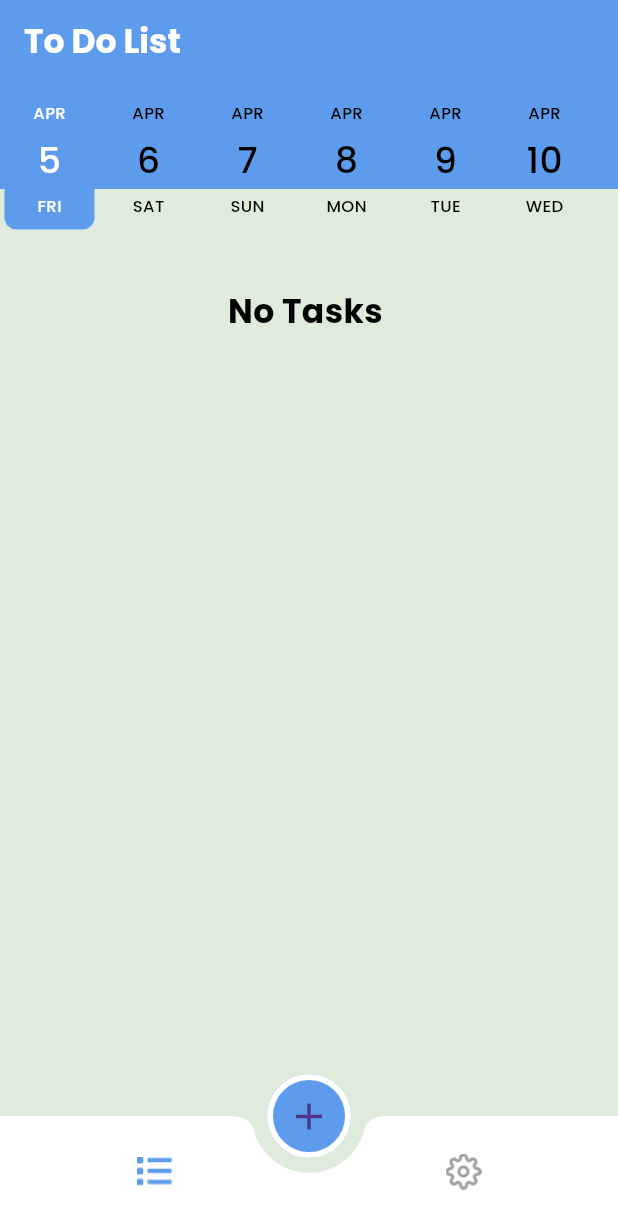
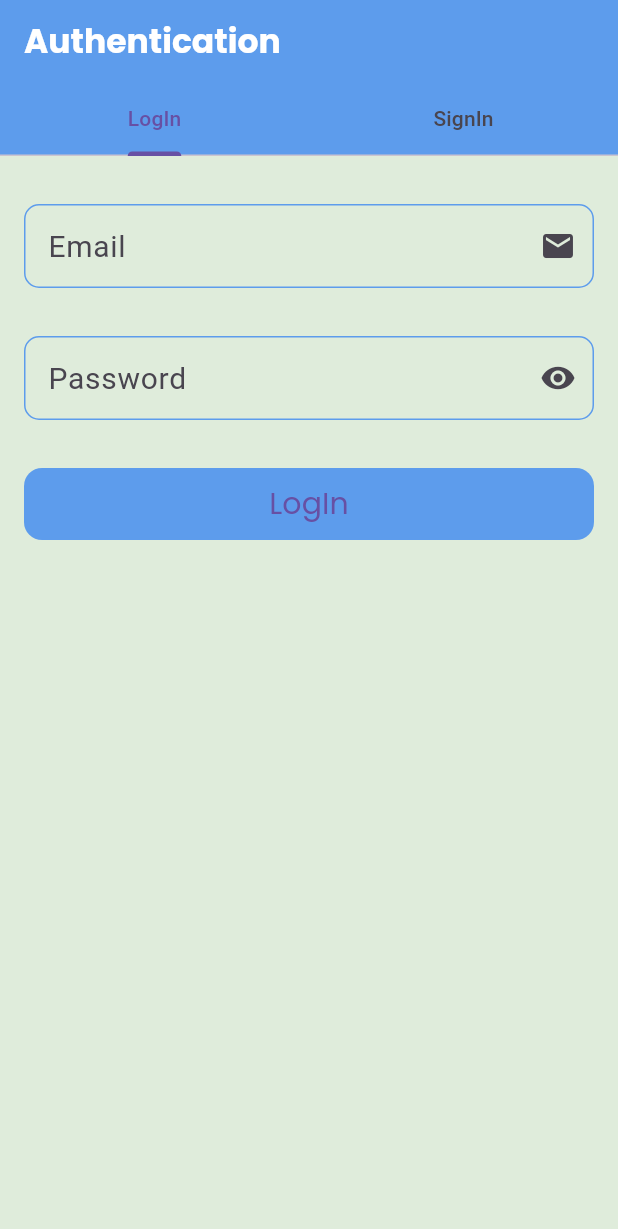
Before and after one commit to RehamHatem/ToDo, a Flutter app: the screen it shows after launch, on a phone screen of 412 x 824 dp. Shown: the top 1229 px of the screen. Run offline on Flutter 3.47's test engine with Material 3 defaults, Android fonts, the phone set to English and light mode, and no system bars; drawn by our look-alikes of date_picker_timeline; our stand-ins replace cloud_firestore, firebase_auth, firebase_core, flutter_slidable, google_fonts; accounts and stored records are empty; generated files the repository leaves out were written again.

Commit message:
authentication_and_autoLogin

```diff
--- /dev/null
+++ b/lib/auth/Authentication.dart
@@ -0,0 +1,49 @@
+import 'package:flutter/material.dart';
+import 'package:flutter_gen/gen_l10n/app_localizations.dart';
+import 'package:provider/provider.dart';
+import 'package:to_do_app/auth/signin.dart';
+import 'package:to_do_app/themeData.dart';
+
+import '../my_provider/provider.dart';
+import '../my_provider/user_provider.dart';
+import 'login.dart';
+
+class AuthScreen extends StatelessWidget {
+  static const String routeName="auth";
+  const AuthScreen({super.key});
+
+  @override
+  Widget build(BuildContext context) {
+    var pro=Provider.of<MyProvider>(context);
+    var prov = Provider.of<userprovider>(context);
+
+    return Container(
+      decoration: BoxDecoration(
+        color: pro.mood==ThemeMode.light? MyThemeData.bgColor:MyThemeData.bgDarkColor,
+
+      ),
+      child: DefaultTabController(
+        length: 2,
+        child: Scaffold(
+          resizeToAvoidBottomInset: false,
+          appBar: AppBar(
+            bottom: TabBar(
+              tabs: [
+                Tab(text: "${AppLocalizations.of(context)!.login}"),
+                Tab(text: "${AppLocalizations.of(context)!.signin}"),
+
+              ],
+            ),
+            title: Text("${AppLocalizations.of(context)!.auth}"),
+          ),
+          body: TabBarView(
+            children: [
+              LogIn(),
+              SignIn()
+            ],
+          ),
+        ),
+      ),
+    );
+  }
+}
--- /dev/null
+++ b/lib/auth/login.dart
@@ -0,0 +1,151 @@
+
+import 'package:flutter/material.dart';
+import 'package:flutter_gen/gen_l10n/app_localizations.dart';
+import 'package:google_fonts/google_fonts.dart';
+import 'package:to_do_app/fire_base.dart';
+
+import '../home.dart';
+import '../themeData.dart';
+
+class LogIn extends StatelessWidget {
+  LogIn({super.key});
+  final _formKey = GlobalKey<FormState>();
+  TextEditingController emailController = TextEditingController();
+  TextEditingController passwordController = TextEditingController();
+  @override
+  Widget build(BuildContext context) {
+    return  Form(
+        key: _formKey,
+        child: Padding(
+          padding: const EdgeInsets.symmetric(horizontal: 8, vertical: 16),
+          child: Column(
+            crossAxisAlignment: CrossAxisAlignment.center,
+            children: [
+              Padding(
+                padding:
+                const EdgeInsets.symmetric(horizontal: 8, vertical: 16),
+                child: TextFormField(
+                  controller: emailController,
+                  decoration: InputDecoration(
+                label: Text(
+                "${AppLocalizations.of(context)!.email}",
+          style: TextStyle(fontSize: 20),
+        ),
+      suffixIcon: Icon(Icons.email),
+      errorBorder: OutlineInputBorder(
+          borderRadius: BorderRadius.circular(10),
+          borderSide: BorderSide(color: Colors.red)),
+      enabledBorder: OutlineInputBorder(
+          borderRadius: BorderRadius.circular(10),
+          borderSide: BorderSide(color:  MyThemeData.primaryColor)),
+      focusedBorder: OutlineInputBorder(
+          borderRadius: BorderRadius.circular(10),
+          borderSide: BorderSide(color:  MyThemeData.primaryColor)),
+    ),
+                  validator: (value) {
+                    if (value == null || value.isEmpty) {
+                      return 'Please enter your email';
+                    }
+                    return null;
+                  },
+                ),
+              ),
+              Padding(
+                padding:
+                const EdgeInsets.symmetric(horizontal: 8, vertical: 16),
+                child: TextFormField(
+                  controller: passwordController,
+                  obscureText: true,
+                  decoration: InputDecoration(
+                    label: Text(
+                      "${AppLocalizations.of(context)!.pass}",
+                      style: TextStyle(fontSize: 20),
+                    ),
+                    suffixIcon: Icon(Icons.remove_red_eye),
+                    errorBorder: OutlineInputBorder(
+                        borderRadius: BorderRadius.circular(10),
+                        borderSide: BorderSide(color: Colors.red)),
+                    enabledBorder: OutlineInputBorder(
+                        borderRadius: BorderRadius.circular(10),
+                        borderSide: BorderSide(color:  MyThemeData.primaryColor)),
+                    focusedBorder: OutlineInputBorder(
+                        borderRadius: BorderRadius.circular(10),
+                        borderSide: BorderSide(color:  MyThemeData.primaryColor)),
+                  ),
+                  validator: (value) {
+                    if (value == null || value.isEmpty) {
+                      return 'Please enter your password';
+                    }
+                    return null;
+                  },
+                ),
+              ),
+              Padding(
+                padding:
+                const EdgeInsets.symmetric(horizontal: 8, vertical: 16.0),
+                child: Center(
+                  child: Container(
+                      width: double.infinity,
+                      decoration: BoxDecoration(
+                          color: MyThemeData.primaryColor,
+                          borderRadius: BorderRadius.circular(12)
+                      ),
+                      child: ElevatedButton(
+                        onPressed: () {
+                          if(_formKey.currentState!.validate()){
+                            FirebaseFunctions.login(emailController.text, passwordController.text, (){
+                              Navigator.pushNamedAndRemoveUntil(context, Home.routeName , (route) => false);
+                            }, (message){
+                              return showDialog(
+                                context: context,
+                                builder: (context) {
+                                  return AlertDialog(
+                                    title: Text("Error"),
+                                    content: Text(message),
+                                    shape: RoundedRectangleBorder(
+                                        borderRadius:
+                                        BorderRadius.circular(25)),
+                                    actions: [
+                                      Center(
+                                          child: ElevatedButton(
+                                            onPressed: () {
+                                              Navigator.pop(context);
+                                            },
+                                            child: Text("Okay"),
+                                            style: ButtonStyle(
+                                                shape: MaterialStatePropertyAll(
+                                                    RoundedRectangleBorder(
+                                                        borderRadius:
+                                                        BorderRadius.circular(
+                                                            15))),backgroundColor: MaterialStatePropertyAll(MyThemeData.primaryColor)),
+                                          ))
+                                    ],
+                                  );
+                                },
+                              );
+
+                            });
+
+
+                          }
+                        },
+                        child: Text(
+                          "${AppLocalizations.of(context)!.login}",
+                          style: GoogleFonts.poppins(
+                              fontSize: 20, fontWeight: FontWeight.w400),
+                        ),
+
+                        style: ButtonStyle(
+                          backgroundColor: MaterialStatePropertyAll(
+                              Colors.transparent),
+                          elevation: MaterialStatePropertyAll(0),),
+                      ))
+                ),
+              ),
+            ],
+          ),
+        ),
+
+    );
+  }
+}
--- a/lib/fire_base.dart
+++ b/lib/fire_base.dart
@@ -1,37 +1,115 @@
 import 'package:cloud_firestore/cloud_firestore.dart';
+import 'package:firebase_auth/firebase_auth.dart';
 import 'package:flutter/material.dart';
 import 'package:to_do_app/model.dart';
+import 'package:to_do_app/user_model.dart';
 
 class FirebaseFunctions {
+  static CollectionReference<TaskModel> getTasksCollection() {
+    return FirebaseFirestore.instance
+        .collection("Tasks")
+        .withConverter<TaskModel>(
+      fromFirestore: (snapshot, _) {
+        return TaskModel.fromJson(snapshot.data()!);
+      },
+      toFirestore: (value, _) {
+        return value.toJson();
+      },
+    );
+  }
 
-   static CollectionReference<TaskModel> getTasksCollection(){
-      return FirebaseFirestore.instance.collection("Tasks").withConverter<TaskModel>(
-        fromFirestore: (snapshot, _) {
-          return TaskModel.fromJson(snapshot.data()!);
+  static Future<void> addTask(TaskModel task) {
+    var collection = getTasksCollection();
+    var docRef = collection.doc();
+    task.id = docRef.id;
+    return docRef.set(task);
+  }
 
-        }, toFirestore: (value, _) {
-        return value.toJson();
+  static Stream<QuerySnapshot<TaskModel>> getTask(DateTime date) {
+    return getTasksCollection()
+    .where("userId",isEqualTo: FirebaseAuth.instance.currentUser!.uid)
+        .where("date",
+            isEqualTo: DateUtils.dateOnly(date).millisecondsSinceEpoch)
+        .orderBy("title")
+        .snapshots();
+  }
 
-      },);
+  static Future<void> daleteTask(String id) {
+    return getTasksCollection().doc(id).delete();
+  }
+
+  static Future<void> updateTask(String id, TaskModel task) {
+    return getTasksCollection().doc(id).update(task.toJson());
+  }
+
+  static creatAccount(
+      {required String email,
+      required String password,
+     required String userName,
+      required String phone,
+      required Function onSuccess,
+      required Function onError}) async {
+    try {
+      final credential =
+          await FirebaseAuth.instance.createUserWithEmailAndPassword(
+        email: email,
+        password: password,
+      );
+      credential.user!.sendEmailVerification();
+      UserModel usermodel=UserModel(id: credential.user!.uid, email: email, userName: userName,phone: phone);
+      addUser(usermodel);
+      onSuccess();
+    } on FirebaseAuthException catch (e) {
+      if (e.code == 'weak-password') {
+        onError(e.message);
+        print('The password provided is too weak.');
+      } else if (e.code == 'email-already-in-use') {
+        onError(e.message);
+        print('The account already exists for that email.');
+      }
+      onError(e.message);
+    } catch (e) {
+      print(e);
+      onError(e.toString());
     }
-    static Future<void>  addTask(TaskModel task){
-      var collection=getTasksCollection();
-      var docRef=collection.doc();
-      task.id=docRef.id;
-      return docRef.set(task);
+  }
 
+  static login(String email, String password, Function onSuccess,
+      Function onError) async {
+    try {
+      final credential = await FirebaseAuth.instance
+          .signInWithEmailAndPassword(email: email, password: password);
+      // if (credential.user!.emailVerified) {
+        onSuccess();
+      // }
+      // else {onError("please verify your account");}
+    } on FirebaseAuthException catch (e) {
+      onError(e.code);
     }
-   static Stream<QuerySnapshot<TaskModel>> getTask(DateTime date){
-     return getTasksCollection()
-         .where("date",isEqualTo: DateUtils.dateOnly(date).millisecondsSinceEpoch)
-         .snapshots();
+  }
 
-    }
-   static Future<void> daleteTask(String id){
-     return getTasksCollection().doc(id).delete();
-    }
-   static Future<void> updateTask(String id,TaskModel task){
-     return getTasksCollection().doc(id).update(task.toJson());
-   }
+  static CollectionReference<UserModel> getUsersCollection() {
+    return FirebaseFirestore.instance
+        .collection(UserModel.collectionName)
+        .withConverter<UserModel>(
+      fromFirestore: (snapshot, _) {
+        return UserModel.fromJson(snapshot.data()!);
+      },
+      toFirestore: (user, _) {
+        return user.toJson();
+      },
+    );
+  }
+  static Future<void> addUser(UserModel user) {
+    var collection = getUsersCollection();
+    var docRef = collection.doc(user.id);
+    return docRef.set(user);
+  }
 
+  static Future<UserModel?> readUser() async {
+    String id = FirebaseAuth.instance.currentUser!.uid;
+    DocumentSnapshot<UserModel> documentSnapshot =
+    await getUsersCollection().doc(id).get();
+    return documentSnapshot.data();
   }
+}
--- a/lib/home.dart
+++ b/lib/home.dart
@@ -1,6 +1,7 @@
 import 'package:flutter/material.dart';
 import 'package:google_fonts/google_fonts.dart';
 import 'package:provider/provider.dart';
+import 'package:to_do_app/my_provider/user_provider.dart';
 import 'package:to_do_app/taps/list.dart';
 import 'package:to_do_app/taps/update.dart';
 import 'package:to_do_app/task_bottom_sheet.dart';
@@ -24,6 +25,8 @@ class _HomeState extends State<Home> {
   @override
   Widget build(BuildContext context) {
     var pro=Provider.of<MyProvider>(context);
+    // var prov = Provider.of<userprovider>(context);
+
 
     return Container(
       decoration: BoxDecoration(
--- a/lib/l10n/app_ar.arb
+++ b/lib/l10n/app_ar.arb
@@ -20,6 +20,14 @@
   "derror": "من فضلك ادخل الوصف",
   "edittask": "تعديل التاسك",
   "update": "تعديل",
-  "save": "حفظ التغييرات"
+  "save": "حفظ التغييرات",
+  "auth": "المصادقة",
+  "login": "تسجيل الدخول",
+  "signin": "انشاء حساب",
+  "email": "البريد الالكتروني",
+  "pass": "كلمة السر",
+  "username": "الاسم",
+  "userphone": "رقم الهاتف"
+
 
 }
--- a/lib/l10n/app_en.arb
+++ b/lib/l10n/app_en.arb
@@ -20,5 +20,13 @@
   "derror": "pleas enter task describtion",
   "edittask": "Edit Task",
   "update": "Update",
-  "save": "Save Changes"
+  "save": "Save Changes",
+  "auth": "Authentication",
+  "login": "LogIn",
+  "signin": "SignIn",
+  "email": "Email",
+  "pass": "Password",
+  "username": "Name",
+  "userphone": "Phone"
+
 }
--- a/lib/main.dart
+++ b/lib/main.dart
@@ -1,5 +1,7 @@
+import 'package:cloud_firestore/cloud_firestore.dart';
 import 'package:firebase_core/firebase_core.dart';
 import 'package:flutter/material.dart';
+import 'package:to_do_app/auth/Authentication.dart';
 import 'package:to_do_app/splash.dart';
 import 'package:flutter_localizations/flutter_localizations.dart';
 import 'package:flutter_gen/gen_l10n/app_localizations.dart';
@@ -10,15 +12,21 @@ import 'package:provider/provider.dart';
 import 'firebase_options.dart';
 import 'home.dart';
 import 'my_provider/provider.dart';
+import 'my_provider/user_provider.dart';
 
-void main () async{
+void main() async {
   WidgetsFlutterBinding.ensureInitialized();
   await Firebase.initializeApp(
     options: DefaultFirebaseOptions.currentPlatform,
   );
-  runApp(ChangeNotifierProvider<MyProvider>(
-      create: (context) => MyProvider(),
-      child: MyApp ()));
+  // FirebaseFirestore.instance.disableNetwork();
+  runApp(
+      MultiProvider(providers: [ChangeNotifierProvider<MyProvider>(create: (context) => MyProvider()),
+  ChangeNotifierProvider<userprovider>(create: (context) => userprovider()),],
+  child: MyApp(),
+  ),
+
+  );
 }
 
 class MyApp extends StatelessWidget {
@@ -26,7 +34,9 @@ class MyApp extends StatelessWidget {
 
   @override
   Widget build(BuildContext context) {
-    var provider=Provider.of<MyProvider>(context);
+    var provider = Provider.of<MyProvider>(context);
+    var prov = Provider.of<userprovider>(context);
+
     return MaterialApp(
       localizationsDelegates: [
         AppLocalizations.delegate, // Add this line
@@ -45,9 +55,10 @@ class MyApp extends StatelessWidget {
       debugShowCheckedModeBanner: false,
       initialRoute: SplashScreen.routeName,
       routes: {
-        SplashScreen.routeName:(context) => SplashScreen(),
-        Home.routeName:(context) => Home(),
-        UpdateTask.routeName:(context) => UpdateTask(),
+        SplashScreen.routeName: (context) => SplashScreen(),
+        Home.routeName: (context) => Home(),
+        UpdateTask.routeName: (context) => UpdateTask(),
+        AuthScreen.routeName: (context) => AuthScreen(),
       },
 
 
--- a/lib/model.dart
+++ b/lib/model.dart
@@ -4,12 +4,13 @@ class TaskModel {
   String description;
   bool isDone;
   int date;
+  String userId;
 
   TaskModel(
       {this.id = "",
       required this.description,
       required this.title,
-      required this.date,
+      required this.date, required this.userId,
       this.isDone = false});
 
   TaskModel.fromJson(Map<String, dynamic> json)
@@ -19,7 +20,8 @@ class TaskModel {
     title: json['title'],
     date: json['date'],
     id: json['id'],
-    isDone: json['isDone']
+    isDone: json['isDone'],
+      userId: json['userId'],
     );
 
   // TaskModel fromJson(Map<String, dynamic> json) {
@@ -37,6 +39,7 @@ class TaskModel {
       "title":title,
       "description":description,
       "date":date,
+      "userId":userId,
     };
 
   }
--- /dev/null
+++ b/lib/my_provider/user_provider.dart
@@ -0,0 +1,43 @@
+import 'package:firebase_auth/firebase_auth.dart';
+import 'package:flutter/material.dart';
+
+import '../fire_base.dart';
+import '../user_model.dart';
+
+
+// class userprovider extends ChangeNotifier {
+//   User? firebaseUser;
+//   UserModel? userModel;
+//
+//   userprovider() {
+//     firebaseUser = FirebaseAuth.instance.currentUser;
+//     if (firebaseUser != null) {
+//       initUser();
+//     }
+//   }
+//
+//   initUser() async {
+//     userModel = await FirebaseFunctions.readUser();
+//     notifyListeners();
+//   }
+// }
+
+class userprovider extends ChangeNotifier {
+  User? firebaseUser;
+  UserModel? userModel;
+
+  userprovider() {
+    FirebaseAuth.instance.authStateChanges().listen((User? user) {
+      firebaseUser = user;
+      if (firebaseUser != null) {
+        initUser();
+      }
+      notifyListeners();
+    });
+  }
+
+  Future<void> initUser() async {
+    userModel = await FirebaseFunctions.readUser();
+    notifyListeners();
+  }
+}
--- a/lib/taps/list_item.dart
+++ b/lib/taps/list_item.dart
@@ -38,7 +38,9 @@ class _ListItemState extends State<ListItem> {
           borderRadius: BorderRadius.only(topLeft: Radius.circular(10),bottomLeft: Radius.circular(10)),
         ),
         SlidableAction(onPressed: (context) {
-          Navigator.pushNamed(context, UpdateTask.routeName,arguments: widget.model);
+          if(widget.model.isDone==false){
+            Navigator.pushNamed(context, UpdateTask.routeName,arguments: widget.model);
+          }
 
         },
         backgroundColor: Colors.blue,
--- a/lib/taps/update.dart
+++ b/lib/taps/update.dart
@@ -1,3 +1,4 @@
+import 'package:firebase_auth/firebase_auth.dart';
 import 'package:flutter/cupertino.dart';
 import 'package:flutter/material.dart';
 import 'package:google_fonts/google_fonts.dart';
@@ -165,6 +166,7 @@ class _UpdateTaskState extends State<UpdateTask> {
                                 onPressed: () {
                                   if (formKey.currentState!.validate()) {
                                     TaskModel afterUpdate = TaskModel(
+                                      userId: FirebaseAuth.instance.currentUser!.uid,
                                         description: descriptionController.text,
                                         title: titleController.text,
                                         date: DateUtils.dateOnly(selectedDate)
--- /dev/null
+++ b/lib/user_model.dart
@@ -0,0 +1,36 @@
+class UserModel {
+  static const String collectionName="Users";
+  String id;
+  String email;
+  String phone;
+  String userName;
+
+  bool emailVerified;
+
+  UserModel({
+    required this.id,
+    required this.email,
+    this.phone = "",
+    this.emailVerified = false,
+    required this.userName,
+  });
+
+  UserModel.fromJson(Map<String, dynamic> json)
+      : this(
+    id: json['id'],
+    email: json['email'],
+    phone: json['phone'],
+    emailVerified: json['emailVerified'],
+    userName: json['userName'],
+  );
+
+  Map<String, dynamic> toJson() {
+    return {
+      "id": id,
+      "email": email,
+      "phone": phone,
+      "emailVerified": emailVerified,
+      "userName": userName,
+    };
+  }
+}
--- a/pubspec.yaml
+++ b/pubspec.yaml
@@ -42,6 +42,7 @@ dependencies:
   provider: ^6.1.2
   firebase_core: any
   cloud_firestore: any
+  firebase_auth: any
 
 dev_dependencies:
   flutter_test:
```
Also changed, not shown: lib/auth/signin.dart (added, +213 -0 lines), lib/splash.dart (+23 -7 lines), lib/task_bottom_sheet.dart (+6 -3 lines), pubspec.lock.
